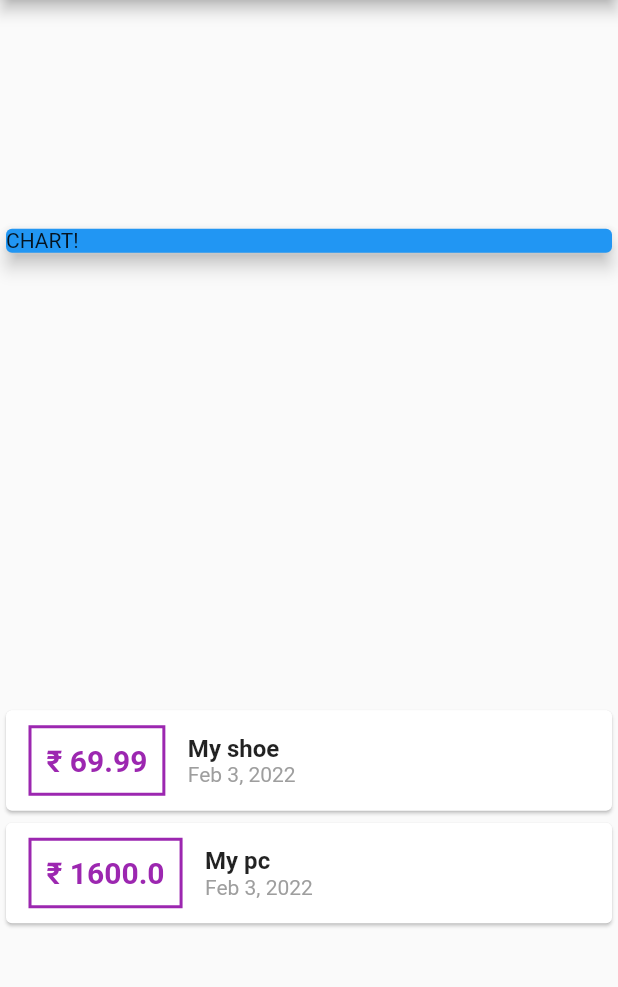
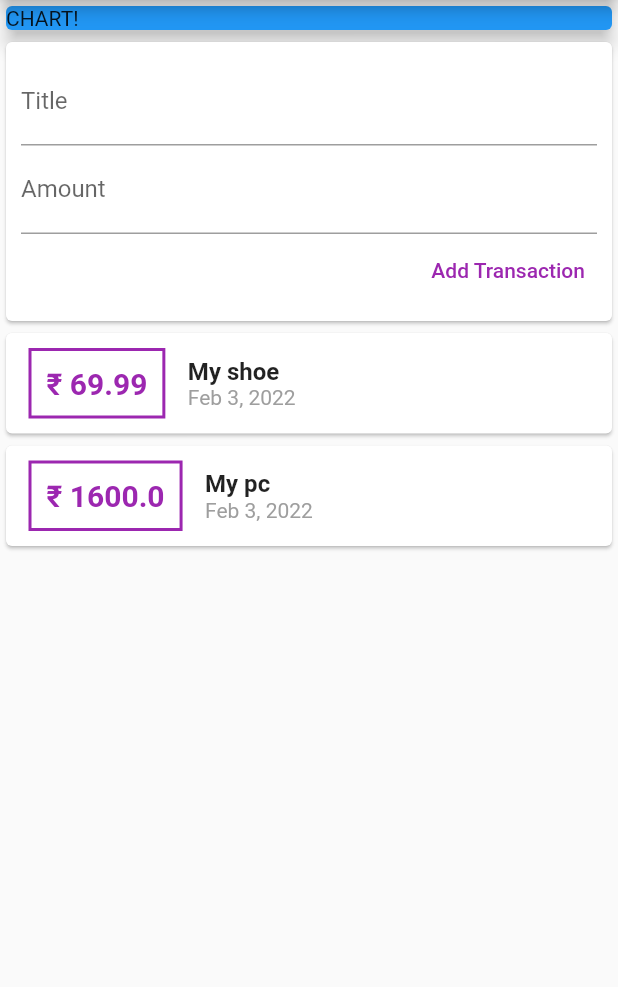
Before and after one commit to Debadrita438/flutter-expense-app, a Flutter app: the screen it shows after launch, on a phone screen of 412 x 824 dp, the part 84-1071 px from its top. Run offline on Flutter 3.47's test engine with Material 2 defaults, Android fonts, the phone set to English and light mode, and no system bars.

Commit message:
Added text input field to take input

```diff
--- a/lib/main.dart
+++ b/lib/main.dart
@@ -23,6 +23,11 @@ class ExpenseApp extends StatelessWidget {
     Transaction(
         id: 't2', title: 'My pc', amount: 1600.00, date: DateTime.now()),
   ];
+  // late String titleInput;
+  // late String amountInput;
+  final titleController = TextEditingController();
+  final amountController = TextEditingController();
+
   ExpenseApp({Key? key}) : super(key: key);
 
   @override
@@ -32,7 +37,6 @@ class ExpenseApp extends StatelessWidget {
         title: Text('Expense App'),
       ),
       body: Column(
-        mainAxisAlignment: MainAxisAlignment.spaceAround,
         crossAxisAlignment: CrossAxisAlignment.stretch,
         children: [
           Container(
@@ -41,6 +45,35 @@ class ExpenseApp extends StatelessWidget {
               child: Text('CHART!'),
               elevation: 5,
               color: Colors.blue,
+            ),
+          ),
+          Card(
+            child: Container(
+              padding: EdgeInsets.all(10),
+              child: Column(
+                crossAxisAlignment: CrossAxisAlignment.end,
+                children: [
+                  TextField(
+                    decoration: InputDecoration(labelText: 'Title'),
+                    // onChanged: (value) => titleInput = value,
+                    controller: titleController,
+                  ),
+                  TextField(
+                    decoration: InputDecoration(labelText: 'Amount'),
+                    controller: amountController,
+                    // onChanged: (value) => amountInput = value,
+                  ),
+                  TextButton(
+                    onPressed: () {
+                      // print(titleInput);
+                      // print(amountInput);
+                      print(titleController.text);
+                    },
+                    child: Text('Add Transaction'),
+                    style: TextButton.styleFrom(primary: Colors.purple),
+                  )
+                ],
+              ),
             ),
           ),
           Column(
```
